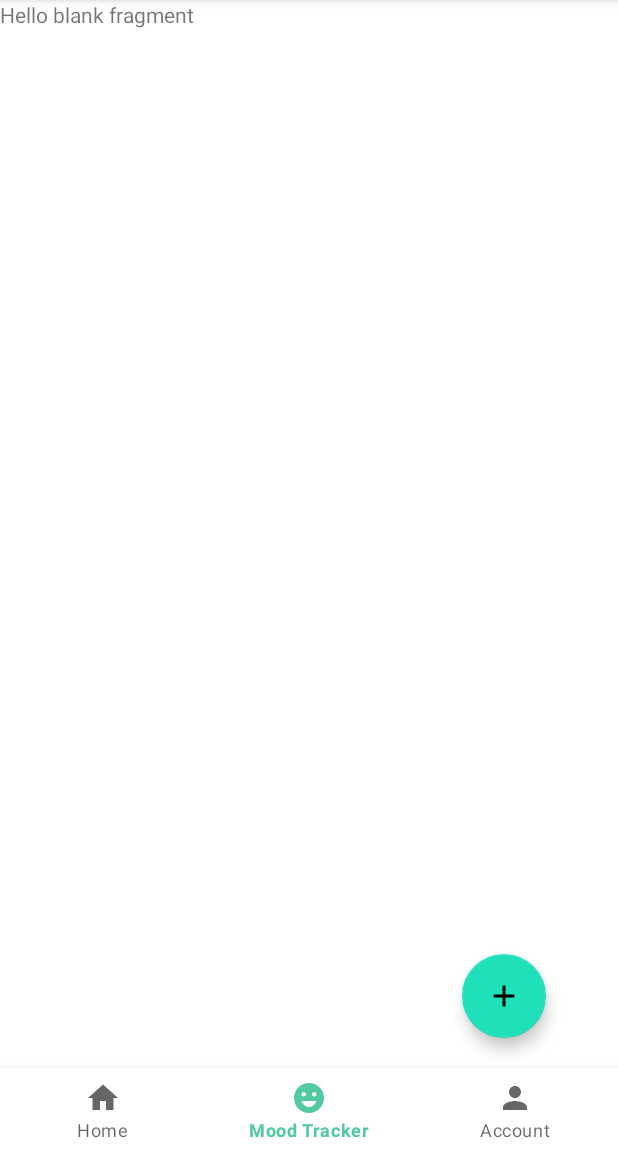
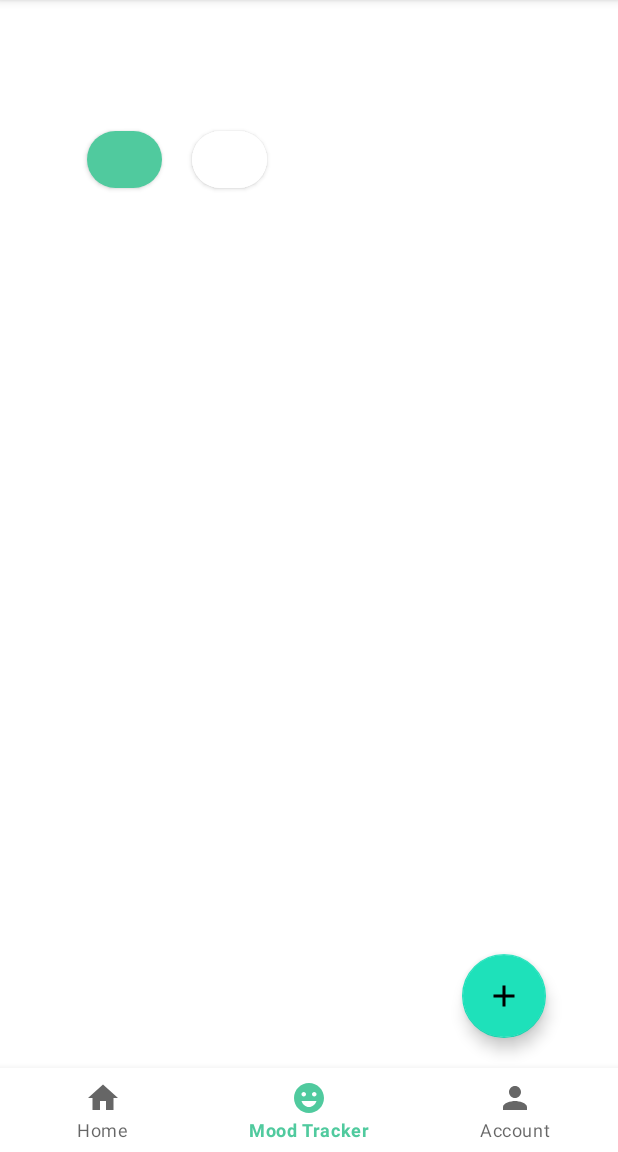
Before and after one commit to jupeeter8/SERO, an Android app: the screen it shows after launch once a user with an empty profile is signed in (MainActivity), item 2 of the bottom bar chosen, on a phone screen of 412 x 824 dp, the part 84-1236 px from its top. Run offline under Robolectric (Android 15) with nearby library versions, the phone set to English and light mode, and no system bars; our stand-ins replace Firebase (no records; nobody signed in at launch, a user with empty details on screens opened directly).

```diff
--- a/app/src/main/java/com/example/serobeta0/HomeFragment.java
+++ b/app/src/main/java/com/example/serobeta0/HomeFragment.java
@@ -11,10 +11,12 @@ import android.view.LayoutInflater;
 import android.view.View;
 import android.view.ViewGroup;
 
+import com.google.firebase.auth.FirebaseAuth;
 import com.google.firebase.firestore.DocumentChange;
 import com.google.firebase.firestore.EventListener;
 import com.google.firebase.firestore.FirebaseFirestore;
 import com.google.firebase.firestore.FirebaseFirestoreException;
+import com.google.firebase.firestore.Query;
 import com.google.firebase.firestore.QuerySnapshot;
 
 import java.util.ArrayList;
@@ -29,6 +31,7 @@ public class HomeFragment extends Fragment {
     private List<Post> postList;
     private FirebaseFirestore firestore;
     private PostAdaptar postAdaptar;
+    private FirebaseAuth mAuth;
 
     public HomeFragment() {
         // Required empty public constructor
@@ -48,13 +51,21 @@ public class HomeFragment extends Fragment {
         postAdaptar = new PostAdaptar(postList);
         post.setLayoutManager(new LinearLayoutManager(getActivity()));
         post.setAdapter(postAdaptar);
+        mAuth = FirebaseAuth.getInstance();
 
-        firestore.collection("Post").addSnapshotListener(new EventListener<QuerySnapshot>() {
+
+
+        if(mAuth.getCurrentUser() != null) {
+
+
+            Query fq = firestore.collection("Post").orderBy("timestamp", Query.Direction.DESCENDING);
+
+            fq.addSnapshotListener(new EventListener<QuerySnapshot>() {
                 @Override
                 public void onEvent(@Nullable QuerySnapshot value, @Nullable FirebaseFirestoreException error) {
 
-                for(DocumentChange doc: value.getDocumentChanges()){
-                    if (doc.getType() == DocumentChange.Type.ADDED){
+                    for (DocumentChange doc : value.getDocumentChanges()) {
+                        if (doc.getType() == DocumentChange.Type.ADDED) {
 
                             Post post = doc.getDocument().toObject(Post.class);
                             postList.add(post);
@@ -66,6 +77,7 @@ public class HomeFragment extends Fragment {
 
                 }
             });
+        }
 
         // Inflate the layout for this fragment
         return view;
--- a/app/src/main/java/com/example/serobeta0/MainActivity.java
+++ b/app/src/main/java/com/example/serobeta0/MainActivity.java
@@ -44,13 +44,16 @@ public class MainActivity extends AppCompatActivity {
         bottomNav = findViewById(R.id.mainBtmNav);
 
         //Fragment Initialization
-        hf = new HomeFragment();
-        mf = new MoodFragment();
-        af = new AccFragment();
 
 
         setSupportActionBar(mainToolbar);
         getSupportActionBar().setTitle("SERO");
+
+        if(mAuth.getCurrentUser() != null ) {
+            hf = new HomeFragment();
+            mf = new MoodFragment();
+            af = new AccFragment();
+            replaceFrag(hf);
 
             addButton.setOnClickListener(new View.OnClickListener() {
                 @Override
@@ -64,7 +67,7 @@ public class MainActivity extends AppCompatActivity {
                 @Override
                 public boolean onNavigationItemSelected(@NonNull MenuItem item) {
 
-                switch (item.getItemId()){
+                    switch (item.getItemId()) {
 
                         case R.id.btmNavHome:
                             replaceFrag(hf);
@@ -81,6 +84,8 @@ public class MainActivity extends AppCompatActivity {
                     return false;
                 }
             });
+
+        }
 
     }
 
--- /dev/null
+++ b/app/src/main/java/com/example/serobeta0/MoodAdapter.java
@@ -0,0 +1,4 @@
+package com.example.serobeta0;
+
+public class MoodAdapter {
+}
--- a/app/src/main/java/com/example/serobeta0/MoodFragment.java
+++ b/app/src/main/java/com/example/serobeta0/MoodFragment.java
@@ -7,11 +7,13 @@ import androidx.fragment.app.Fragment;
 import android.view.LayoutInflater;
 import android.view.View;
 import android.view.ViewGroup;
+import android.widget.Button;
 
 /**
  * A simple {@link Fragment} subclass.
  */
 public class MoodFragment extends Fragment {
+
 
     public MoodFragment() {
         // Required empty public constructor
@@ -19,10 +21,13 @@ public class MoodFragment extends Fragment {
 
 
 
+
     @Override
     public View onCreateView(LayoutInflater inflater, ViewGroup container,
                              Bundle savedInstanceState) {
-        // Inflate the layout for this fragment
-        return inflater.inflate(R.layout.fragment_mood, container, false);
+
+        View view = inflater.inflate(R.layout.fragment_mood, container, false);
+
+        return view;
     }
 }
--- a/app/src/main/java/com/example/serobeta0/NewPost.java
+++ b/app/src/main/java/com/example/serobeta0/NewPost.java
@@ -71,13 +71,13 @@ public class NewPost extends AppCompatActivity {
                 if(!TextUtils.isEmpty(question) && !TextUtils.isEmpty(description))
                 {
                     submit.setClickable(false);
-                    //SimpleDateFormat sdf = new SimpleDateFormat("dd mm yy hh:mm A", Locale.getDefault());
-                    //String currentDateandTime = sdf.format(new Date());
+                    SimpleDateFormat sdf = new SimpleDateFormat("dd/MM/yy hh:mm a", Locale.getDefault());
+                    String currentDateandTime = sdf.format(new Date());
                     Map<String, Object> postMap = new HashMap<>();
                     postMap.put("name", user_id);
                     postMap.put("ques", question);
                     postMap.put("desc", description);
-                    //postMap.put("Time", currentDateandTime);
+                    postMap.put("timestamp", currentDateandTime);
 
                     firestore.collection("Post").add(postMap).addOnCompleteListener(new OnCompleteListener<DocumentReference>() {
                         @Override
--- a/app/src/main/res/layout/fragment_mood.xml
+++ b/app/src/main/res/layout/fragment_mood.xml
@@ -1,14 +1,37 @@
 <?xml version="1.0" encoding="utf-8"?>
 <FrameLayout xmlns:android="http://schemas.android.com/apk/res/android"
+    xmlns:app="http://schemas.android.com/apk/res-auto"
     xmlns:tools="http://schemas.android.com/tools"
     android:layout_width="match_parent"
     android:layout_height="match_parent"
     tools:context=".MoodFragment">
 
-    <!-- TODO: Update blank fragment layout -->
-    <TextView
+    <androidx.constraintlayout.widget.ConstraintLayout
         android:layout_width="match_parent"
-        android:layout_height="match_parent"
-        android:text="@string/hello_blank_fragment" />
+        android:layout_height="match_parent">
 
+
+        <Button
+            android:id="@+id/btn1"
+            android:layout_width="50dp"
+            android:layout_height="50dp"
+            android:layout_marginStart="58dp"
+            android:layout_marginTop="81dp"
+            android:clickable="false"
+            app:cornerRadius="100dp"
+            app:layout_constraintStart_toStartOf="parent"
+            app:layout_constraintTop_toTopOf="parent" />
+
+        <Button
+            android:id="@+id/btn2"
+            android:layout_width="50dp"
+            android:layout_height="50dp"
+            android:layout_marginStart="20dp"
+            android:layout_marginTop="81dp"
+            android:clickable="false"
+            app:cornerRadius="100dp"
+            app:layout_constraintStart_toEndOf="@+id/btn1"
+            app:layout_constraintTop_toTopOf="parent"
+            android:backgroundTint="?attr/colorSecondaryVariant"/>
+    </androidx.constraintlayout.widget.ConstraintLayout>
 </FrameLayout>
--- a/app/src/main/res/values-night/themes.xml
+++ b/app/src/main/res/values-night/themes.xml
@@ -7,7 +7,7 @@
         <item name="colorOnPrimary">@color/white</item>
         <!-- Secondary brand color. -->
         <item name="colorSecondary">@color/teal_200</item>
-        <item name="colorSecondaryVariant">@color/teal_700</item>
+        <item name="colorSecondaryVariant">@color/black</item>
         <item name="colorOnSecondary">@color/black</item>
         <!-- Status bar color. -->
         <item name="android:statusBarColor" tools:targetApi="l">?attr/colorPrimary</item>
--- a/app/src/main/res/values/themes.xml
+++ b/app/src/main/res/values/themes.xml
@@ -7,7 +7,7 @@
         <item name="colorOnPrimary">@color/white</item>
         <!-- Secondary brand color. -->
         <item name="colorSecondary">@color/teal_200</item>
-        <item name="colorSecondaryVariant">@color/teal_700</item>
+        <item name="colorSecondaryVariant">@color/white</item>
         <item name="colorOnSecondary">@color/black</item>
         <!-- Status bar color. -->
         <item name="android:statusBarColor" tools:targetApi="l">?attr/colorPrimary</item>
```
Also changed, not shown: app/src/main/java/com/example/serobeta0/Post.java (+13 -1 lines), app/src/main/java/com/example/serobeta0/PostAdaptar.java (+9 -0 lines), app/src/main/res/drawable/ic_comment.xml (added, +10 -0 lines), app/src/main/res/layout/posti_items.xml (+35 -10 lines). Lines whose indentation alone changed are shown as unchanged.
